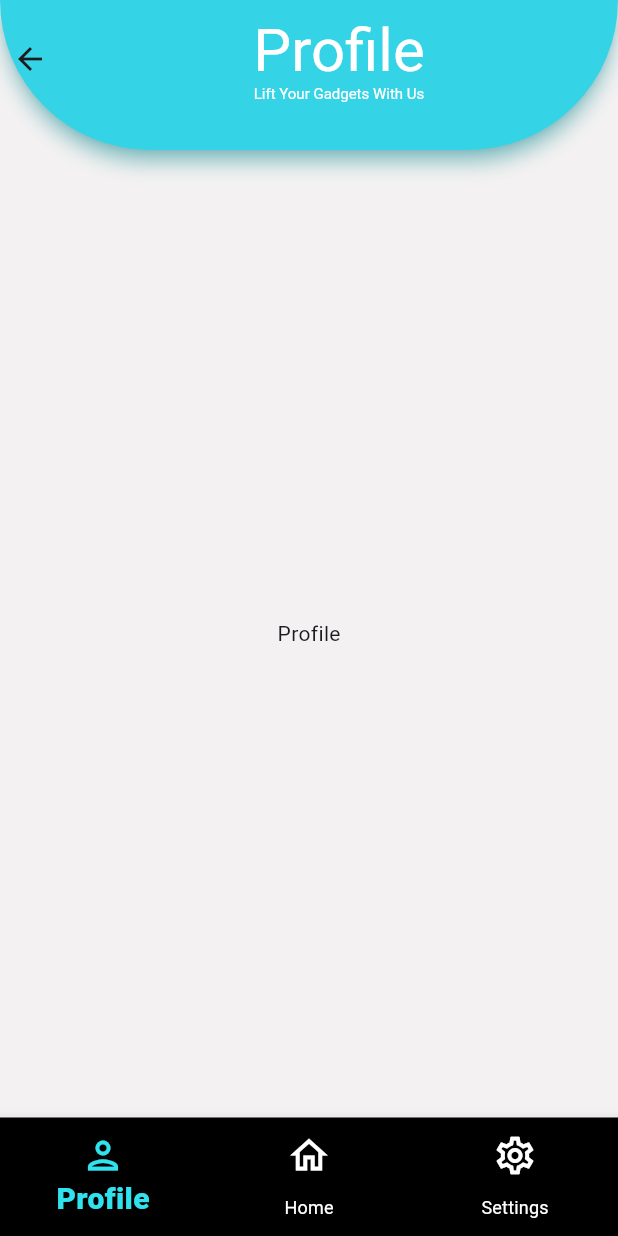
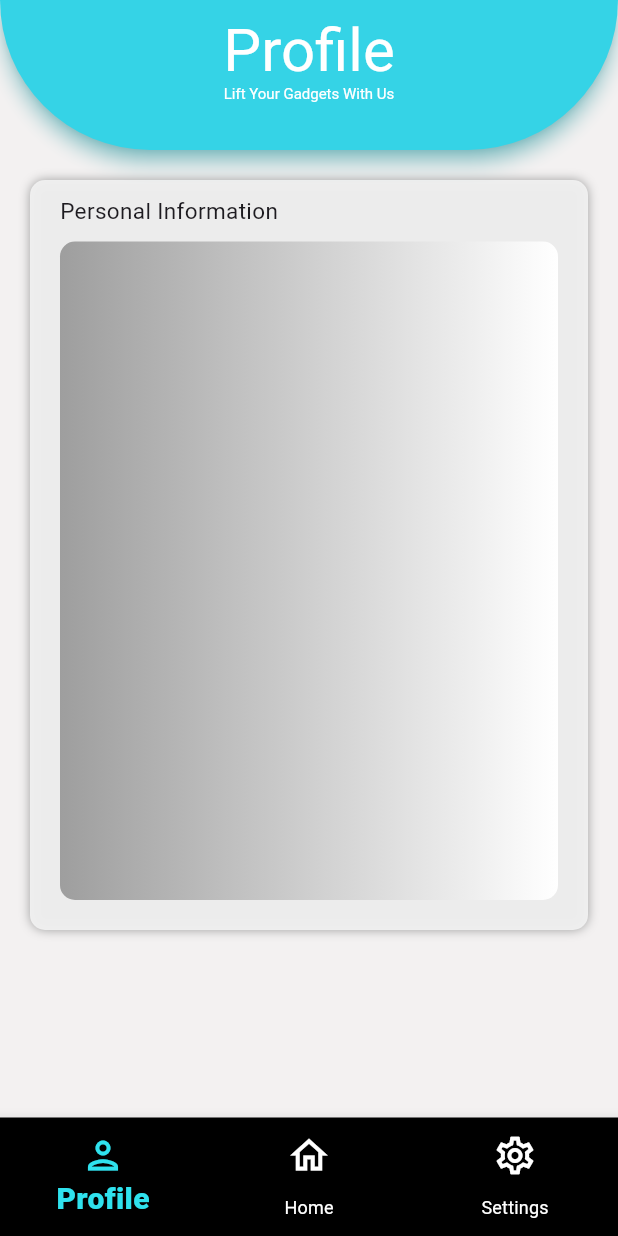
Before and after one commit to younes-damouna/gad-lift, a Flutter app: the ProfileScreen screen opened directly, on a phone screen of 412 x 824 dp. Run offline on Flutter 3.47's test engine with Material 3 defaults, Android fonts, the phone set to English and light mode, and no system bars; our stand-ins replace google_fonts.

Commit message:
frontend: implemented profileScreen container

```diff
--- a/mobile_app/lib/main.dart
+++ b/mobile_app/lib/main.dart
@@ -27,9 +27,9 @@ class MainApp extends StatelessWidget {
       // ),
 
       // home: RegisterScreen()
-      home: DashboardScreen(),
+      // home: DashboardScreen(),
       // home: WelcomeScreen(),
-      // home: ProfileScreen(),
+      home: ProfileScreen(),
       // routes: Map('/'),
       // Scaffold(
       //   // appBar: const MyAppBar(),
--- a/mobile_app/lib/screens/profile.screen.dart
+++ b/mobile_app/lib/screens/profile.screen.dart
@@ -10,12 +10,65 @@ class ProfileScreen extends StatelessWidget {
 
   @override
   Widget build(BuildContext context) {
-    return const Scaffold(
-      appBar: MyAppBar(title: 'Profile'),
-      backgroundColor: Color(0xFFF3F1F1),
-      body: Center(
-        child: Text('Profile'),
-      ),
+    return  Scaffold(
+      appBar: const MyAppBar(title: 'Profile'),
+      backgroundColor: const Color(0xFFF3F1F1),
+      body: Column(
+      children: [
+        Container(
+          height: 500,
+          decoration: const BoxDecoration(
+            // color: Color.fromARGB(98, 255, 255, 255),
+            borderRadius: BorderRadius.all(Radius.circular(10)),
+            color: Color(0xf1f1f1f1),
+            boxShadow: [
+              BoxShadow(
+                color: Colors.grey,
+                blurRadius: 5,
+                offset: Offset(0, 0),
+              ),
+            ],
+          ),
+          // height: 300,
+          margin: const EdgeInsets.all(20),
+          width: double.infinity,
+          child: Container(
+            padding: const EdgeInsets.symmetric(vertical: 10, horizontal: 20),
+
+            // color: const Color.fromARGB(22, 22, 22, 22),
+            //  color: const Color(0x63FFFFFF),
+            height: 200,
+            child: Column(
+              children: [
+                const Row(
+                  mainAxisAlignment: MainAxisAlignment.spaceBetween,
+                  children: [
+                    SectionTitle(title: 'Personal Information', size: 15),
+
+                  ],
+                ),
+                Expanded(
+                  child: Container(
+                    decoration: const BoxDecoration(
+                      borderRadius: BorderRadius.all(Radius.circular(10)),
+                      gradient: LinearGradient(
+                        colors: [Colors.grey, Colors.white],
+                        // begin: AlignmentDirectional(30, 12),
+                      ),
+                    ),
+                    margin: const EdgeInsets.symmetric(vertical: 10),
+                    // color: Colors.red,
+
+                    width: double.infinity,
+                    // child: const Text('data'),
+                  ),
+                ),
+              ],
+            ),
+          ),
+        ),
+      ],
+    ),
       bottomNavigationBar: Navigation(),
     );
   }
```
